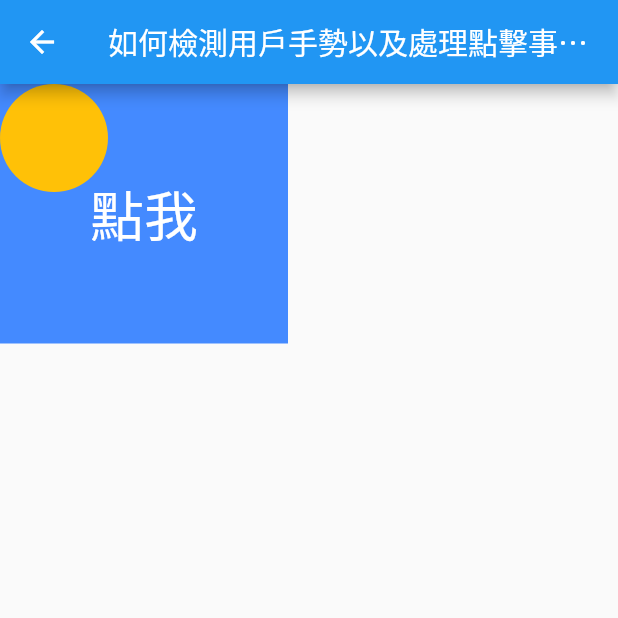
After one commit to frank575/pp, a Flutter app: the screen it shows after launch, after a tap on "通過Navigator跳轉", after a tap on "如何檢測用戶手勢以及處理點擊事件？", on a phone screen of 412 x 824 dp, the top half of it. The commit adds this screen. Run offline on Flutter 3.47's test engine with Material 2 defaults, Android fonts, the light colour scheme and no system bars; missing offline and left inert: flutter_color; network calls fail.

Commit message:
feat(flutter_app): 新增手勢頁面

```diff
--- /dev/null
+++ b/dart/flutter_app/lib/gesture_page.dart
@@ -0,0 +1,82 @@
+import 'package:flutter/material.dart';
+
+class GesturePage extends StatefulWidget {
+  @override
+  _GesturePageState createState() => _GesturePageState();
+}
+
+// 如何檢測用戶手勢以及處理點擊事件？
+class _GesturePageState extends State<GesturePage> {
+  var printString = '', moveX = 0.0, moveY = 0.0;
+  @override
+  Widget build(BuildContext context) {
+    return MaterialApp(
+        theme: ThemeData(
+          primarySwatch: Colors.blue,
+        ),
+        home: Scaffold(
+            appBar: AppBar(
+              title: Text('如何檢測用戶手勢以及處理點擊事件？'),
+              leading: GestureDetector(
+                onTap: () {
+                  Navigator.pop(context);
+                },
+                child: Icon(Icons.arrow_back),
+              ),
+            ),
+            body: FractionallySizedBox(
+                widthFactor: 1,
+                child: Stack(
+                  children: [
+                    Column(
+                      children: [
+                        //在Flutter裡所有手勢都是用此處理
+                        GestureDetector(
+                          onTap: () => _printMsg('點擊'),
+                          onDoubleTap: () => _printMsg('雙擊'),
+                          onLongPress: () => _printMsg('長按'),
+                          onTapCancel: () => _printMsg('點擊取消'),
+                          onTapUp: (e) => _printMsg('鬆開'),
+                          onTapDown: (e) => _printMsg('按下'),
+                          child: Container(
+                              padding: EdgeInsets.all(60),
+                              decoration:
+                                  BoxDecoration(color: Colors.blueAccent),
+                              child: Text('點我',
+                                  style: TextStyle(
+                                      fontSize: 36, color: Colors.white))),
+                        ),
+                        Text(printString)
+                      ],
+                    ),
+                    Positioned(
+                      left: moveX,
+                      top: moveY,
+                      child: GestureDetector(
+                          onPanUpdate: (e) => _doMove(e),
+                          child: Container(
+                            width: 72,
+                            height: 72,
+                            decoration: BoxDecoration(
+                                color: Colors.amber,
+                                borderRadius: BorderRadius.circular(36)),
+                          )),
+                    )
+                  ],
+                ))));
+  }
+
+  _printMsg(String msg) {
+    setState(() {
+      printString += ', $msg';
+    });
+  }
+
+  _doMove(DragUpdateDetails e) {
+    setState(() {
+      moveY += e.delta.dy;
+      moveX += e.delta.dx;
+    });
+    print(e);
+  }
+}
--- a/dart/flutter_app/lib/main.dart
+++ b/dart/flutter_app/lib/main.dart
@@ -1,4 +1,5 @@
 import 'package:flutter/material.dart';
+import 'package:flutter_app/gesture_page.dart';
 import 'package:flutter_app/less_group_page.dart';
 import 'package:flutter_app/plguin_use.dart';
 import 'package:flutter_app/stateful_group_page.dart';
@@ -22,6 +23,7 @@ class MyApp extends StatelessWidget {
           'less': (context) => LessGroupPage(),
           'full': (context) => StatefulGroup(),
           'layout': (context) => FlutterLayoutPage(),
+          'gesture': (context) => GesturePage(),
         });
   }
 }
@@ -50,6 +52,7 @@ class _RootNavigatorState extends State<RootNavigator> {
           _item('StatelessWidget與基礎組件', LessGroupPage(), 'less'),
           _item('StatefulWidget與基礎組件', StatefulGroup(), 'full'),
           _item('如何進行Flutter布局開發', FlutterLayoutPage(), 'layout'),
+          _item('如何檢測用戶手勢以及處理點擊事件？', GesturePage(), 'gesture'),
         ],
       ),
     );
```
